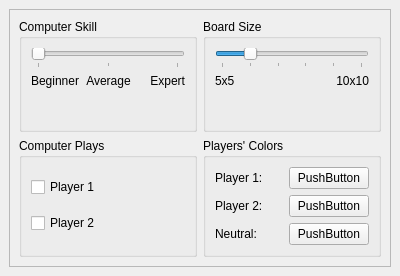
Old version of the form settings.ui in the repository KDE/kjumpingcube.
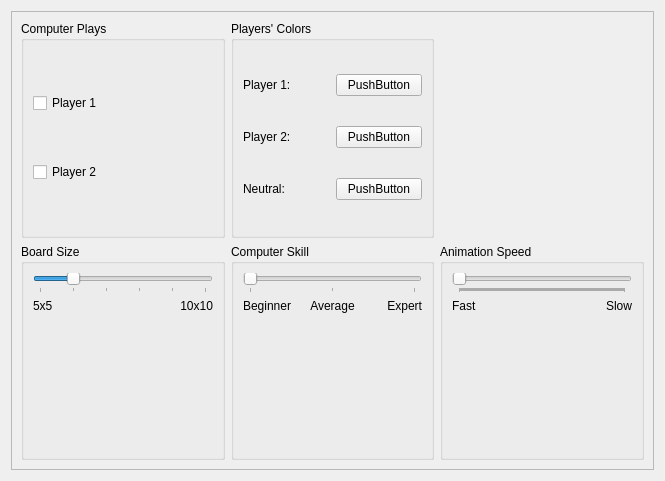
New version of the form. Custom widgets are drawn as their Qt base class.

Commit message: BUG: 168645 Make the time delay between automatic moves adjustable, giving the player more opportunity to see what is happening.

Diff of the .ui file:
```diff
--- a/settings.ui
+++ b/settings.ui
@@ -1,226 +1,102 @@
 <ui version="4.0" >
  <class>Settings</class>
- <widget class="QWidget" name="Settings" >
-  <property name="geometry" >
+ <widget class="QWidget" name="Settings">
+  <property name="geometry">
    <rect>
     <x>0</x>
     <y>0</y>
-    <width>400</width>
-    <height>276</height>
+    <width>665</width>
+    <height>481</height>
    </rect>
   </property>
-  <layout class="QVBoxLayout" >
-   <property name="spacing" >
-    <number>6</number>
-   </property>
-   <property name="leftMargin" >
-    <number>9</number>
-   </property>
-   <property name="topMargin" >
-    <number>9</number>
-   </property>
-   <property name="rightMargin" >
-    <number>9</number>
-   </property>
-   <property name="bottomMargin" >
-    <number>9</number>
-   </property>
+  <layout class="QVBoxLayout" name="verticalLayout_2">
    <item>
-    <widget class="QFrame" name="frame" >
-     <property name="frameShape" >
+    <widget class="QFrame" name="frame">
+     <property name="frameShape">
       <enum>QFrame::StyledPanel</enum>
      </property>
      <property name="frameShadow" >
       <enum>QFrame::Raised</enum>
      </property>
-     <layout class="QGridLayout" >
-      <property name="leftMargin" >
-       <number>9</number>
-      </property>
-      <property name="topMargin" >
-       <number>9</number>
-      </property>
-      <property name="rightMargin" >
-       <number>9</number>
-      </property>
-      <property name="bottomMargin" >
-       <number>9</number>
-      </property>
-      <property name="horizontalSpacing" >
-       <number>6</number>
-      </property>
-      <property name="verticalSpacing" >
-       <number>6</number>
-      </property>
-      <item row="1" column="1" >
-       <widget class="QGroupBox" name="groupBox_4" >
-        <property name="title" >
-         <string>Players' Colors</string>
+     <layout class="QGridLayout" name="gridLayout">
+      <item row="2" column="2">
+       <widget class="QGroupBox" name="SpeedSlider">
+        <property name="title">
+         <string>Animation Speed</string>
         </property>
-        <layout class="QGridLayout" >
-         <property name="leftMargin" >
-          <number>9</number>
-         </property>
-         <property name="topMargin" >
-          <number>9</number>
-         </property>
-         <property name="rightMargin" >
-          <number>9</number>
-         </property>
-         <property name="bottomMargin" >
-          <number>9</number>
-         </property>
-         <property name="horizontalSpacing" >
-          <number>6</number>
-         </property>
-         <property name="verticalSpacing" >
-          <number>6</number>
-         </property>
-         <item row="1" column="1" >
-          <widget class="KColorButton" name="kcfg_Color2" >
-           <property name="text" >
-            <string>PushButton</string>
-           </property>
-          </widget>
-         </item>
-         <item row="0" column="1" >
-          <widget class="KColorButton" name="kcfg_Color1" >
-           <property name="text" >
-            <string>PushButton</string>
-           </property>
-          </widget>
-         </item>
-         <item row="1" column="0" >
-          <widget class="QLabel" name="label_7" >
-           <property name="text" >
-            <string>Player 2:</string>
-           </property>
-          </widget>
-         </item>
-         <item row="0" column="0" >
-          <widget class="QLabel" name="label_6" >
-           <property name="text" >
-            <string>Player 1:</string>
-           </property>
-          </widget>
-         </item>
-         <item row="2" column="1" >
-          <widget class="KColorButton" name="kcfg_Color0" >
-           <property name="text" >
-            <string>PushButton</string>
-           </property>
-          </widget>
-         </item>
-         <item row="2" column="0" >
-          <widget class="QLabel" name="label_8" >
-           <property name="text" >
-            <string>Neutral:</string>
-           </property>
-          </widget>
-         </item>
-        </layout>
-       </widget>
-      </item>
-      <item row="0" column="0" >
-       <widget class="QGroupBox" name="groupBox" >
-        <property name="title" >
-         <string>Computer Skill</string>
+        <property name="checkable">
+         <bool>false</bool>
         </property>
-        <layout class="QGridLayout" >
-         <property name="leftMargin" >
+        <layout class="QGridLayout" name="_3">
+         <property name="margin">
           <number>9</number>
          </property>
-         <property name="topMargin" >
-          <number>9</number>
-         </property>
-         <property name="rightMargin" >
-          <number>9</number>
-         </property>
-         <property name="bottomMargin" >
-          <number>9</number>
-         </property>
-         <property name="horizontalSpacing" >
+         <property name="spacing">
           <number>6</number>
          </property>
-         <property name="verticalSpacing" >
-          <number>6</number>
-         </property>
-         <item row="1" column="1" >
-          <widget class="QLabel" name="label_2" >
-           <property name="text" >
-            <string>Average</string>
+         <item row="0" column="0" colspan="3">
+          <widget class="QSlider" name="kcfg_Speed">
+           <property name="minimum">
+            <number>150</number>
            </property>
-           <property name="alignment" >
-            <set>Qt::AlignHCenter|Qt::AlignTop</set>
+           <property name="maximum">
+            <number>1500</number>
            </property>
-          </widget>
-         </item>
-         <item row="1" column="2" >
-          <widget class="QLabel" name="label_3" >
-           <property name="text" >
-            <string>Expert</string>
+           <property name="pageStep">
+            <number>0</number>
            </property>
-           <property name="alignment" >
-            <set>Qt::AlignRight|Qt::AlignTop|Qt::AlignTrailing</set>
+           <property name="sliderPosition">
+            <number>150</number>
            </property>
-          </widget>
-         </item>
-         <item row="1" column="0" >
-          <widget class="QLabel" name="label" >
-           <property name="text" >
-            <string>Beginner</string>
-           </property>
-           <property name="alignment" >
-            <set>Qt::AlignLeading|Qt::AlignLeft|Qt::AlignTop</set>
-           </property>
-          </widget>
-         </item>
-         <item row="0" column="0" colspan="3" >
-          <widget class="QSlider" name="kcfg_Skill" >
-           <property name="maximum" >
-            <number>2</number>
-           </property>
-           <property name="pageStep" >
-            <number>1</number>
-           </property>
-           <property name="orientation" >
+           <property name="orientation">
             <enum>Qt::Horizontal</enum>
            </property>
-           <property name="tickPosition" >
+           <property name="invertedAppearance">
+            <bool>false</bool>
+           </property>
+           <property name="tickPosition">
             <enum>QSlider::TicksBelow</enum>
            </property>
           </widget>
          </item>
+         <item row="4" column="0">
+          <widget class="QLabel" name="label_14">
+           <property name="text">
+            <string>Fast</string>
+           </property>
+           <property name="alignment">
+            <set>Qt::AlignLeading|Qt::AlignLeft|Qt::AlignTop</set>
+           </property>
+          </widget>
+         </item>
+         <item row="4" column="2">
+          <widget class="QLabel" name="label_13">
+           <property name="text">
+            <string>Slow</string>
+           </property>
+           <property name="alignment">
+            <set>Qt::AlignRight|Qt::AlignTop|Qt::AlignTrailing</set>
+           </property>
+          </widget>
+         </item>
         </layout>
        </widget>
       </item>
-      <item row="0" column="1" >
-       <widget class="QGroupBox" name="groupBox_2" >
-        <property name="title" >
+      <item row="2" column="0">
+       <widget class="QGroupBox" name="groupBox_2">
+        <property name="title">
          <string>Board Size</string>
         </property>
-        <layout class="QGridLayout" >
-         <property name="leftMargin" >
+        <layout class="QGridLayout">
+         <property name="margin">
           <number>9</number>
          </property>
-         <property name="topMargin" >
-          <number>9</number>
-         </property>
-         <property name="rightMargin" >
-          <number>9</number>
-         </property>
-         <property name="bottomMargin" >
-          <number>9</number>
-         </property>
-         <property name="horizontalSpacing" >
+         <property name="spacing">
           <number>6</number>
          </property>
-         <property name="verticalSpacing" >
-          <number>6</number>
-         </property>
-         <item row="1" column="1" >
-          <widget class="QLabel" name="label_5" >
-           <property name="text" >
+         <item row="1" column="1">
+          <widget class="QLabel" name="label_5">
+           <property name="text">
             <string>10x10</string>
            </property>
            <property name="alignment" >
@@ -228,9 +104,9 @@
            </property>
           </widget>
          </item>
-         <item row="1" column="0" >
-          <widget class="QLabel" name="label_4" >
-           <property name="text" >
+         <item row="1" column="0">
+          <widget class="QLabel" name="label_4">
+           <property name="text">
             <string>5x5</string>
            </property>
            <property name="alignment" >
@@ -238,9 +114,9 @@
            </property>
           </widget>
          </item>
-         <item row="0" column="0" colspan="2" >
-          <widget class="QSlider" name="kcfg_CubeDim" >
-           <property name="minimum" >
+         <item row="0" column="0" colspan="2">
+          <widget class="QSlider" name="kcfg_CubeDim">
+           <property name="minimum">
             <number>5</number>
            </property>
            <property name="maximum" >
@@ -263,37 +139,89 @@
         </layout>
        </widget>
       </item>
-      <item row="1" column="0" >
-       <widget class="QGroupBox" name="groupBox_3" >
-        <property name="title" >
+      <item row="2" column="1">
+       <widget class="QGroupBox" name="groupBox">
+        <property name="title">
+         <string>Computer Skill</string>
+        </property>
+        <layout class="QGridLayout">
+         <property name="margin">
+          <number>9</number>
+         </property>
+         <property name="spacing">
+          <number>6</number>
+         </property>
+         <item row="1" column="2">
+          <widget class="QLabel" name="label_3">
+           <property name="text">
+            <string>Expert</string>
+           </property>
+           <property name="alignment">
+            <set>Qt::AlignRight|Qt::AlignTop|Qt::AlignTrailing</set>
+           </property>
+          </widget>
+         </item>
+         <item row="1" column="0">
+          <widget class="QLabel" name="label">
+           <property name="text">
+            <string>Beginner</string>
+           </property>
+           <property name="alignment">
+            <set>Qt::AlignLeading|Qt::AlignLeft|Qt::AlignTop</set>
+           </property>
+          </widget>
+         </item>
+         <item row="0" column="0" colspan="3">
+          <widget class="QSlider" name="kcfg_Skill">
+           <property name="maximum">
+            <number>2</number>
+           </property>
+           <property name="pageStep">
+            <number>1</number>
+           </property>
+           <property name="orientation">
+            <enum>Qt::Horizontal</enum>
+           </property>
+           <property name="tickPosition">
+            <enum>QSlider::TicksBelow</enum>
+           </property>
+          </widget>
+         </item>
+         <item row="1" column="1">
+          <widget class="QLabel" name="label_2">
+           <property name="text">
+            <string>Average</string>
+           </property>
+           <property name="alignment">
+            <set>Qt::AlignHCenter|Qt::AlignTop</set>
+           </property>
+          </widget>
+         </item>
+        </layout>
+       </widget>
+      </item>
+      <item row="1" column="0">
+       <widget class="QGroupBox" name="groupBox_3">
+        <property name="title">
          <string>Computer Plays</string>
         </property>
-        <layout class="QVBoxLayout" >
-         <property name="spacing" >
+        <layout class="QVBoxLayout">
+         <property name="spacing">
           <number>6</number>
          </property>
-         <property name="leftMargin" >
-          <number>9</number>
-         </property>
-         <property name="topMargin" >
-          <number>9</number>
-         </property>
-         <property name="rightMargin" >
-          <number>9</number>
-         </property>
-         <property name="bottomMargin" >
+         <property name="margin">
           <number>9</number>
          </property>
          <item>
-          <widget class="QCheckBox" name="kcfg_ComputerPlayer1" >
-           <property name="text" >
+          <widget class="QCheckBox" name="kcfg_ComputerPlayer1">
+           <property name="text">
             <string>Player 1</string>
            </property>
           </widget>
          </item>
          <item>
-          <widget class="QCheckBox" name="kcfg_ComputerPlayer2" >
-           <property name="text" >
+          <widget class="QCheckBox" name="kcfg_ComputerPlayer2">
+           <property name="text">
             <string>Player 2</string>
            </property>
           </widget>
@@ -301,6 +229,63 @@
         </layout>
        </widget>
       </item>
+      <item row="1" column="1">
+       <widget class="QGroupBox" name="groupBox_4">
+        <property name="title">
+         <string>Players' Colors</string>
+        </property>
+        <layout class="QGridLayout">
+         <property name="margin">
+          <number>9</number>
+         </property>
+         <property name="spacing">
+          <number>6</number>
+         </property>
+         <item row="1" column="1">
+          <widget class="KColorButton" name="kcfg_Color2">
+           <property name="text">
+            <string>PushButton</string>
+           </property>
+          </widget>
+         </item>
+         <item row="0" column="1">
+          <widget class="KColorButton" name="kcfg_Color1">
+           <property name="text">
+            <string>PushButton</string>
+           </property>
+          </widget>
+         </item>
+         <item row="1" column="0">
+          <widget class="QLabel" name="label_7">
+           <property name="text">
+            <string>Player 2:</string>
+           </property>
+          </widget>
+         </item>
+         <item row="0" column="0">
+          <widget class="QLabel" name="label_6">
+           <property name="text">
+            <string>Player 1:</string>
+           </property>
+          </widget>
+         </item>
+         <item row="2" column="1">
+          <widget class="KColorButton" name="kcfg_Color0">
+           <property name="text">
+            <string>PushButton</string>
+           </property>
+          </widget>
+         </item>
+         <item row="2" column="0">
+          <widget class="QLabel" name="label_8">
+           <property name="text">
+            <string>Neutral:</string>
+           </property>
+          </widget>
+         </item>
+        </layout>
+       </widget>
+      </item>
      </layout>
     </widget>
    </item>
```
Left out of the diff: 19 changed lines with no effect on the pictures. The commit also changes 2 other files.
